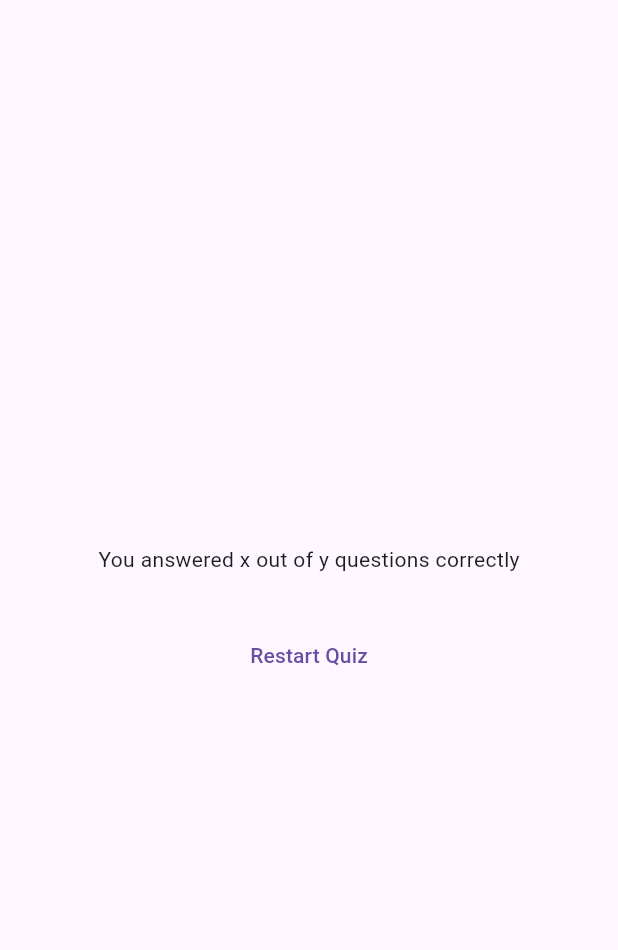
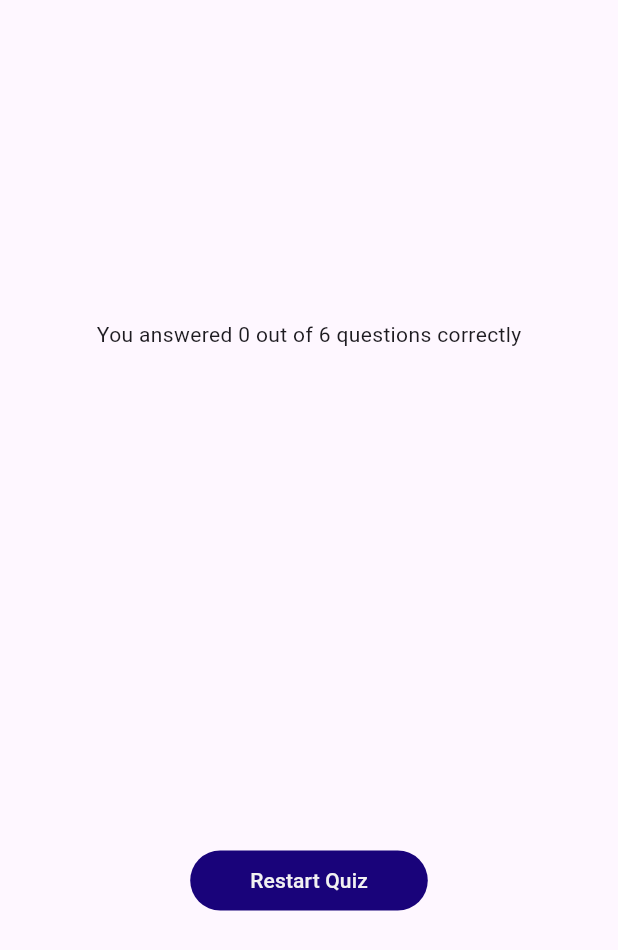
Before and after one commit to Wilson-Ochieng/Flutter_Training_Advanced_Basics, a Flutter app: the ResultsScreen widget shown alone on an empty page, opened directly with empty values, on a phone screen of 412 x 824 dp. Shown: the top 950 px of the screen. Run offline on Flutter 3.47's test engine with Material 3 defaults, Android fonts, the phone set to English and light mode, and no system bars; our stand-ins replace google_fonts.

Commit message:
Completed ResultsScreen

```diff
--- a/lib/questions_summary.dart
+++ b/lib/questions_summary.dart
@@ -1,47 +1,41 @@
 import 'package:flutter/material.dart';
 
 class QuestionsSummary extends StatelessWidget {
+  const QuestionsSummary(this.summaryData, {super.key});
 
-
-  const QuestionsSummary(this.summaryData,{super.key});
-
-  final List<Map<String,Object>> summaryData;
+  final List<Map<String, Object>> summaryData;
 
   @override
-  Widget build( context) {
-
-    return Column(
-      children:summaryData.map(
+  Widget build(context) {
+    return SizedBox(
+      height: 300,
+      child: SingleChildScrollView(
+        child: Column(
+          children: summaryData.map(
             (data) {
-
-          return Row(children: [
+              return Row(
+                children: [
                   Text(((data['question_index'] as int) + 1).toString()),
 
-            Column( children: [
-
-
+                    Expanded(
+                      child: Column(
+                        children: [
                           Text(data['question'] as String),
-
-             const  SizedBox(height: 5,),
+                          const SizedBox(
+                            height: 5,
+                          ),
                           Text(data['user_answer'] as String),
                           Text(data['correct_answer'] as String)
+                        ],
+                      ),
+                    ),
 
-            ], )
-
-
-
-          ],);
-
-
-
-
-
+                ],
+              );
             },
           ).toList(),
-
+        ),
+      ),
     );
   }
-
-
-
 }
--- a/lib/results_screen.dart
+++ b/lib/results_screen.dart
@@ -25,6 +25,12 @@ class ResultsScreen extends StatelessWidget {
 
   @override
   Widget build(context) {
+    final summaryData = getSummaryData();
+    final numTotalQuestions = questions.length;
+    final numCorrectQuestions = summaryData.where((data) {
+      return data['user_answer'] == data['correct_answer'];
+    }).length;
+
     return SizedBox(
         width: double.infinity,
         child: Container(
@@ -33,10 +39,22 @@ class ResultsScreen extends StatelessWidget {
             child: Column(
               mainAxisAlignment: MainAxisAlignment.center,
               children: [
-                const Text("You answered x out of y questions correctly"),
+                Text(
+                    "You answered $numCorrectQuestions out of $numTotalQuestions questions correctly"),
                 const SizedBox(height: 30),
-                QuestionsSummary(getSummaryData()),
-                TextButton(onPressed: () {}, child: const Text('Restart Quiz'))
+                QuestionsSummary(summaryData),
+                TextButton(
+                    onPressed: () {},
+                    style: TextButton.styleFrom(
+                      padding: const EdgeInsets.symmetric(
+                          horizontal: 40, vertical: 10),
+                      backgroundColor: const Color.fromARGB(255, 25, 3, 122),
+                      foregroundColor: const Color.fromARGB(255, 242, 242, 242),
+                      shape: RoundedRectangleBorder(
+                        borderRadius: BorderRadius.circular(40),
+                      ),
+                    ),
+                    child: const Text('Restart Quiz'))
               ],
             ),
           ),
```
Lines whose indentation alone changed are shown as unchanged.
